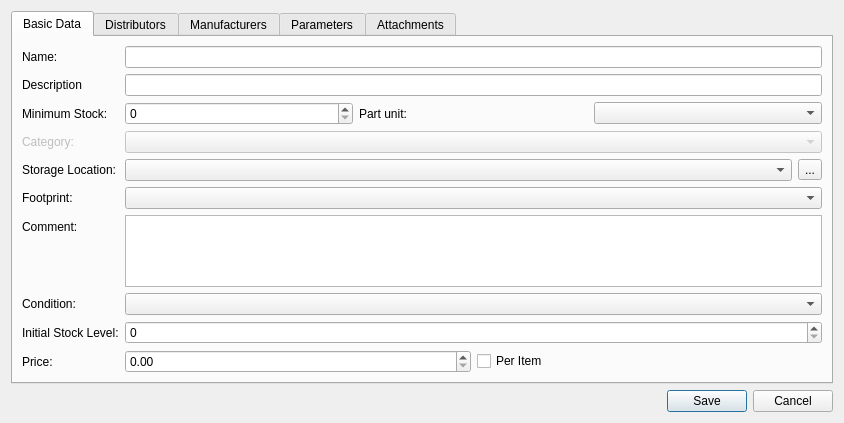
This is src/partdialog.ui in jassuncao/myparts as Qt 5 draws it before an edit. The edited form follows.
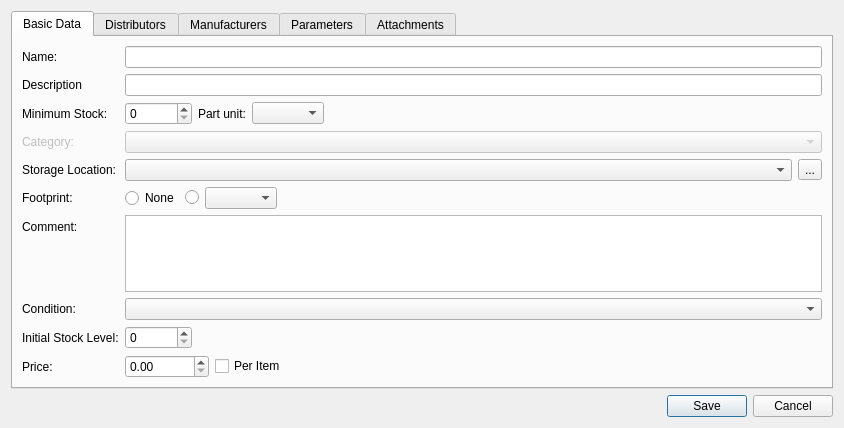
This is the edited form. The open tabs and pages were chosen to show the change. Icons and pictures are not drawn. Custom widgets are drawn as their Qt base class.

```diff
--- a/src/partdialog.ui
+++ b/src/partdialog.ui
@@ -7,7 +7,7 @@
     <x>0</x>
     <y>0</y>
     <width>844</width>
-    <height>409</height>
+    <height>428</height>
    </rect>
   </property>
   <property name="windowTitle">
@@ -71,7 +71,20 @@
           </widget>
          </item>
          <item>
-          <widget class="QComboBox" name="partUnitCombo"/>
+          <widget class="RelationalComboBox" name="partUnitCombo"/>
+         </item>
+         <item>
+          <spacer name="horizontalSpacer_6">
+           <property name="orientation">
+            <enum>Qt::Horizontal</enum>
+           </property>
+           <property name="sizeHint" stdset="0">
+            <size>
+             <width>40</width>
+             <height>20</height>
+            </size>
+           </property>
+          </spacer>
          </item>
         </layout>
        </item>
@@ -129,7 +142,38 @@
         </widget>
        </item>
        <item row="5" column="1">
-        <widget class="QComboBox" name="partFootprintCombo"/>
+        <layout class="QHBoxLayout" name="horizontalLayout_7">
+         <item>
+          <widget class="QRadioButton" name="noneFootprintRadioButton">
+           <property name="text">
+            <string>None</string>
+           </property>
+          </widget>
+         </item>
+         <item>
+          <widget class="QRadioButton" name="useFootprintRadioButton">
+           <property name="text">
+            <string/>
+           </property>
+          </widget>
+         </item>
+         <item>
+          <widget class="RelationalComboBox" name="partFootprintCombo"/>
+         </item>
+         <item>
+          <spacer name="horizontalSpacer_5">
+           <property name="orientation">
+            <enum>Qt::Horizontal</enum>
+           </property>
+           <property name="sizeHint" stdset="0">
+            <size>
+             <width>40</width>
+             <height>20</height>
+            </size>
+           </property>
+          </spacer>
+         </item>
+        </layout>
        </item>
        <item row="6" column="0">
         <widget class="QLabel" name="label_8">
@@ -156,7 +200,14 @@
         </widget>
        </item>
        <item row="7" column="1">
-        <widget class="QComboBox" name="partConditionCombo"/>
+        <widget class="RelationalComboBox" name="partConditionCombo">
+         <property name="sizePolicy">
+          <sizepolicy hsizetype="Preferred" vsizetype="Fixed">
+           <horstretch>0</horstretch>
+           <verstretch>0</verstretch>
+          </sizepolicy>
+         </property>
+        </widget>
        </item>
        <item row="8" column="0">
         <widget class="QLabel" name="initialStockLabel">
@@ -167,6 +218,12 @@
        </item>
        <item row="8" column="1">
         <widget class="QSpinBox" name="initialStockSpinBox">
+         <property name="sizePolicy">
+          <sizepolicy hsizetype="Fixed" vsizetype="Fixed">
+           <horstretch>0</horstretch>
+           <verstretch>0</verstretch>
+          </sizepolicy>
+         </property>
          <property name="maximum">
           <number>9999999</number>
          </property>
@@ -195,6 +252,19 @@
            </property>
           </widget>
          </item>
+         <item>
+          <spacer name="horizontalSpacer_7">
+           <property name="orientation">
+            <enum>Qt::Horizontal</enum>
+           </property>
+           <property name="sizeHint" stdset="0">
+            <size>
+             <width>40</width>
+             <height>20</height>
+            </size>
+           </property>
+          </spacer>
+         </item>
         </layout>
        </item>
       </layout>
@@ -469,6 +539,16 @@
    <extends>QComboBox</extends>
    <header>widgets/qtreebox.h</header>
   </customwidget>
+  <customwidget>
+   <class>TreeViewComboBox</class>
+   <extends>QComboBox</extends>
+   <header>widgets/treeviewcombobox.h</header>
+  </customwidget>
+  <customwidget>
+   <class>RelationalComboBox</class>
+   <extends>QComboBox</extends>
+   <header>widgets/relationalcombobox.h</header>
+  </customwidget>
  </customwidgets>
  <resources>
   <include location="resources.qrc"/>
```
Left out of the diff: 252 changed lines with no effect on the pictures.
